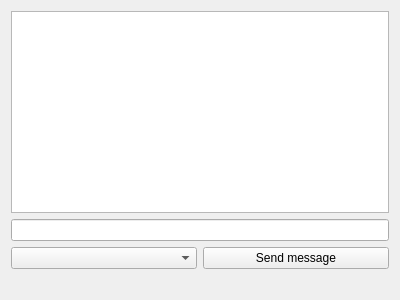
MichailKon/QtChatTCP, file Client/mainwindow.ui: the form before one commit.
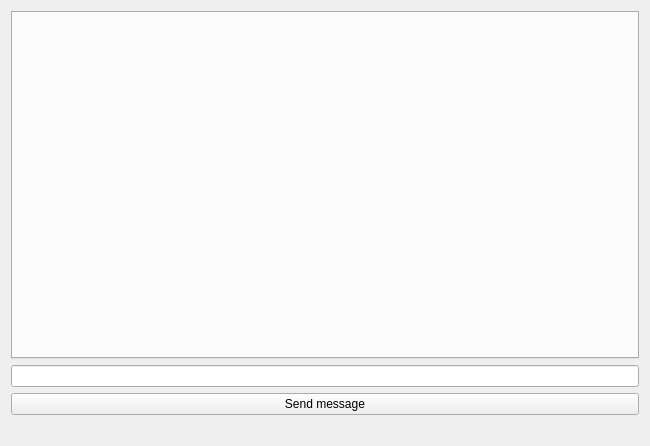
The form after the commit.

Commit message: Added chats instead of direct messages in one textBrowser Note that Server view didn't chang

The edit to the form file:
```diff
--- a/Client/mainwindow.ui
+++ b/Client/mainwindow.ui
@@ -6,8 +6,8 @@
    <rect>
     <x>0</x>
     <y>0</y>
-    <width>400</width>
-    <height>300</height>
+    <width>650</width>
+    <height>446</height>
    </rect>
   </property>
   <property name="windowTitle">
@@ -16,16 +16,6 @@
   <layout class="QGridLayout" name="gridLayout_2">
    <item row="0" column="0">
     <layout class="QGridLayout" name="gridLayout">
-     <item row="2" column="1">
-      <widget class="QPushButton" name="pushButton">
-       <property name="text">
-        <string>Send message</string>
-       </property>
-      </widget>
-     </item>
-     <item row="2" column="0">
-      <widget class="QComboBox" name="comboBox"/>
-     </item>
      <item row="3" column="0" colspan="2">
       <widget class="QLabel" name="label">
        <property name="text">
@@ -36,8 +26,16 @@
      <item row="1" column="0" colspan="2">
       <widget class="QLineEdit" name="lineEdit"/>
      </item>
+     <item row="2" column="0" colspan="2">
+      <widget class="QPushButton" name="pushButton">
+       <property name="text">
+        <string>Send message</string>
+       </property>
+      </widget>
+     </item>
      <item row="0" column="0" colspan="2">
-      <widget class="QTextBrowser" name="textBrowser"/>
+      <widget class="QTabWidget" name="tabWidget">
+      </widget>
      </item>
     </layout>
    </item>
```
The commit also changes 4 other files.
